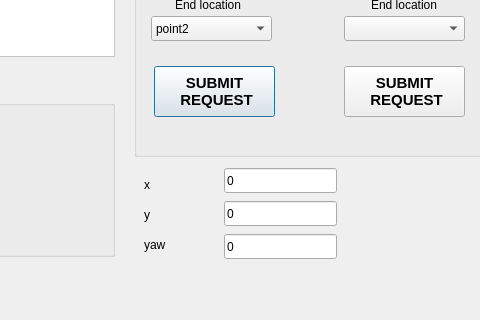
Qt form src/rio_ui/admin/admin_service.ui (addinedu-ros-4th/ros-repo-1) before a commit; both pictures show x 426 to 906 and y 404 to 724 of the 1181 by 724 pixel window.
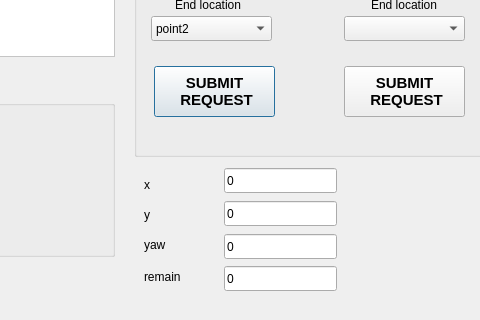
The same form after that commit.

Commit message: add remain_distance

```diff
--- a/src/rio_ui/admin/admin_service.ui
+++ b/src/rio_ui/admin/admin_service.ui
@@ -731,6 +731,32 @@
     <string>0</string>
    </property>
   </widget>
+  <widget class="QLabel" name="remain">
+   <property name="geometry">
+    <rect>
+     <x>570</x>
+     <y>672</y>
+     <width>70</width>
+     <height>17</height>
+    </rect>
+   </property>
+   <property name="text">
+    <string>remain</string>
+   </property>
+  </widget>
+  <widget class="QLineEdit" name="remainLine">
+   <property name="geometry">
+    <rect>
+     <x>650</x>
+     <y>670</y>
+     <width>113</width>
+     <height>25</height>
+    </rect>
+   </property>
+   <property name="text">
+    <string>0</string>
+   </property>
+  </widget>
  </widget>
  <resources/>
  <connections/>
```
The commit also changes 3 other files.
